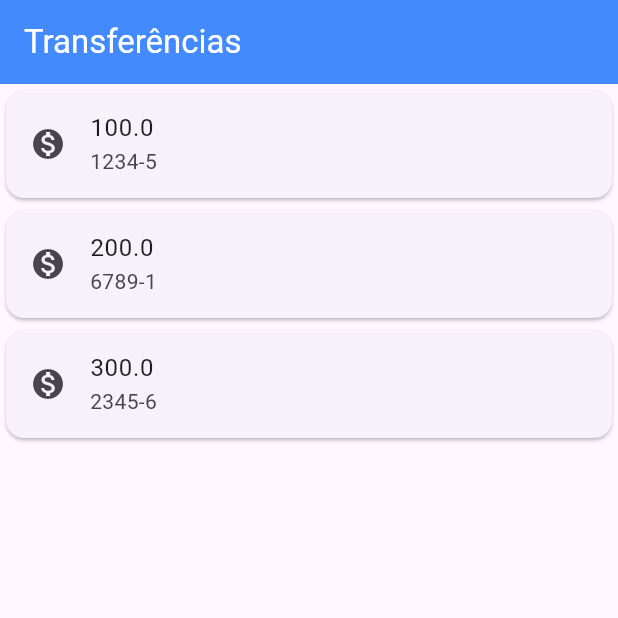
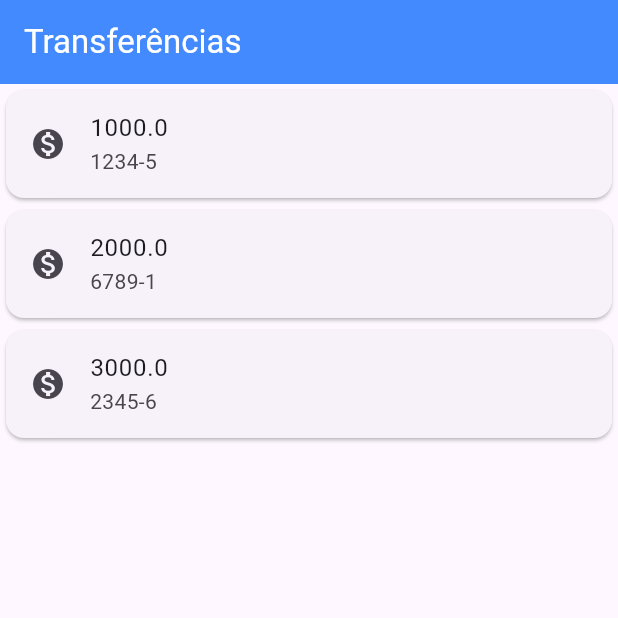
Before and after one commit to rogeriobgregorio/estudos-flutter, a Flutter app: the screen it shows after launch, on a phone screen of 412 x 824 dp, the top half of it. Run offline on Flutter 3.47's test engine with Material 3 defaults, Android fonts, the phone set to English and light mode, and no system bars.

Commit message:
feat: Add TransferItem widget class

```diff
--- a/bytebank/lib/main.dart
+++ b/bytebank/lib/main.dart
@@ -34,29 +34,29 @@ class TransferList extends StatelessWidget {
   Widget build(BuildContext context) {
     return Column(
       children: <Widget>[
-        Card(
-          child: ListTile(
-            leading: Icon(Icons.monetization_on),
-            title: Text('100.0'),
-            subtitle: Text('1234-5'),
-          ),
-
-        ),Card(
-          child: ListTile(
-            leading: Icon(Icons.monetization_on),
-            title: Text('200.0'),
-            subtitle: Text('6789-1'),
-          ),
-
-        ),Card(
-          child: ListTile(
-            leading: Icon(Icons.monetization_on),
-            title: Text('300.0'),
-            subtitle: Text('2345-6'),
-          ),
-        ),
-
+        TransferItem('1000.0', '1234-5'),
+        TransferItem('2000.0', '6789-1'),
+        TransferItem('3000.0', '2345-6')
       ],
     );
   }
 }
+
+class TransferItem extends StatelessWidget {
+
+  final String value;
+  final String accountNumber;
+
+  const TransferItem(this.value, this.accountNumber, {super.key});
+
+  @override
+  Widget build(BuildContext context) {
+    return Card(
+      child: ListTile(
+        leading: Icon(Icons.monetization_on),
+        title: Text(value),
+        subtitle: Text(accountNumber),
+      ),
+    );
+  }
+}
```
